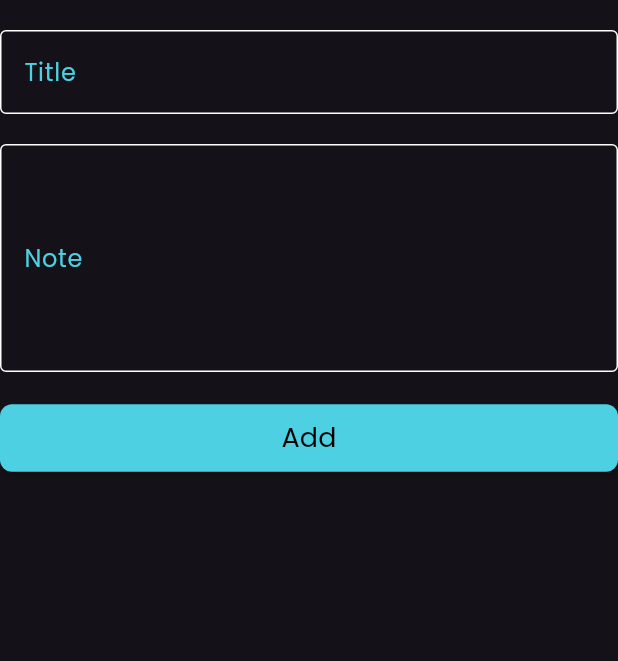
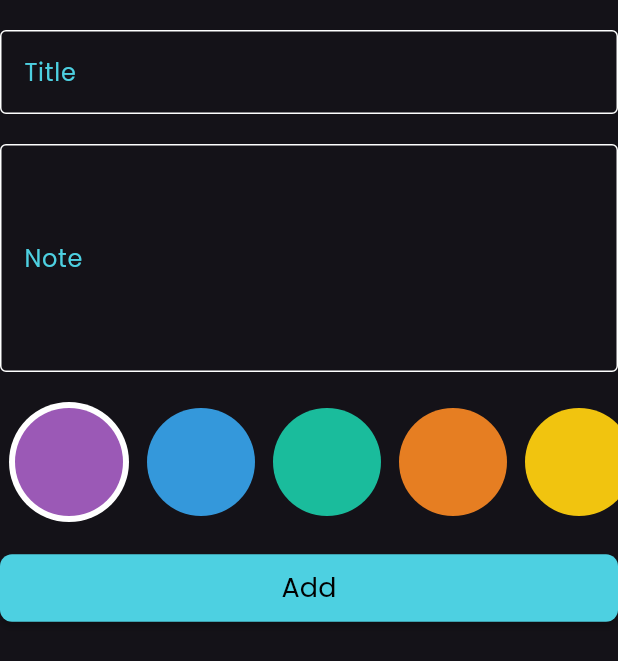
Before and after one commit to 3laaOmran/Notes_App, a Flutter app: the AddNoteForm widget shown alone on an empty page, opened directly, on a phone screen of 412 x 824 dp. Shown: the top 661 px of the screen. Run offline on Flutter 3.47's test engine with Material 3 defaults, Android fonts, the phone set to English and light mode, and no system bars; our stand-ins replace bloc, flutter_bloc, font_awesome_flutter, hive, hive_flutter; accounts and stored records are empty.

Commit message:
change note color

```diff
--- a/lib/logic/add_note_cubit/add_note_cubit.dart
+++ b/lib/logic/add_note_cubit/add_note_cubit.dart
@@ -1,4 +1,5 @@
 import 'package:bloc/bloc.dart';
+import 'package:flutter/material.dart';
 import 'package:hive_flutter/hive_flutter.dart';
 import 'package:meta/meta.dart';
 import 'package:notes_app/constants/constants.dart';
@@ -8,8 +9,9 @@ part 'add_note_state.dart';
 
 class AddNoteCubit extends Cubit<AddNoteState> {
   AddNoteCubit() : super(AddNoteInitial());
-
+Color color = const Color(0xff9b59b6);
   addNote(NoteModel note) async {
+    note.color = color.value;
     emit(AddNoteLoading());
     try {
       var notesBox = Hive.box<NoteModel>(kNotesBox);
--- a/lib/views/widgets/add_note_form.dart
+++ b/lib/views/widgets/add_note_form.dart
@@ -2,6 +2,8 @@ import 'package:flutter/material.dart';
 import 'package:flutter_bloc/flutter_bloc.dart';
 import 'package:intl/intl.dart';
 import 'package:notes_app/models/note_model.dart';
+import 'package:notes_app/views/widgets/colors_list_view.dart';
+import 'package:notes_app/views/widgets/custom_button.dart';
 
 import '../../logic/add_note_cubit/add_note_cubit.dart';
 import 'custom_text_form_field.dart';
@@ -50,6 +52,10 @@ class _AddNoteFormState extends State<AddNoteForm> {
           const SizedBox(
             height: 20.0,
           ),
+          const ColorsListView(),
+          const SizedBox(
+            height: 20.0,
+          ),
           BlocBuilder<AddNoteCubit, AddNoteState>(
             builder: (context, state) {
               return CustomButton(
@@ -82,41 +88,3 @@ class _AddNoteFormState extends State<AddNoteForm> {
     );
   }
 }
-
-class CustomButton extends StatelessWidget {
-  const CustomButton({
-    super.key,
-    required this.onpressed,
-    this.isLoading = false,
-  });
-  final void Function() onpressed;
-  final bool isLoading;
-  @override
-  Widget build(BuildContext context) {
-    return MaterialButton(
-      onPressed: onpressed,
-      minWidth: MediaQuery.of(context).size.width,
-      height: 45.0,
-      color: Colors.cyan[300],
-      shape: RoundedRectangleBorder(
-        borderRadius: BorderRadius.circular(8.0),
-      ),
-      child: isLoading
-          ? const SizedBox(
-              height: 15,
-              width: 15,
-              child: CircularProgressIndicator(
-                color: Colors.black,
-                strokeWidth: 2.0,
-              ),
-            )
-          : const Text(
-              'Add',
-              style: TextStyle(
-                fontSize: 18.0,
-                color: Colors.black,
-              ),
-            ),
-    );
-  }
-}
--- /dev/null
+++ b/lib/views/widgets/colors_list_view.dart
@@ -0,0 +1,65 @@
+import 'package:flutter/material.dart';
+import 'package:flutter_bloc/flutter_bloc.dart';
+import 'package:notes_app/logic/add_note_cubit/add_note_cubit.dart';
+
+class ColorItem extends StatelessWidget {
+  const ColorItem({super.key, required this.chosen, required this.color});
+  final bool chosen;
+  final Color color;
+  @override
+  Widget build(BuildContext context) {
+    return chosen
+        ? CircleAvatar(
+            backgroundColor: Colors.white,
+            radius: 40,
+            child: CircleAvatar(radius: 36, backgroundColor: color))
+        : CircleAvatar(
+            radius: 36,
+            backgroundColor: color,
+          );
+  }
+}
+
+class ColorsListView extends StatefulWidget {
+  const ColorsListView({super.key});
+
+  @override
+  State<ColorsListView> createState() => _ColorsListViewState();
+}
+
+class _ColorsListViewState extends State<ColorsListView> {
+  int currentIndex = 0;
+
+  List<Color> colors = const [
+    Color(0xff9b59b6),
+    Color(0xff3498db),
+    Color(0xff1abc9c),
+    Color(0xffe67e22),
+    Color(0xfff1c40f),
+  ];
+  @override
+  Widget build(BuildContext context) {
+    return SizedBox(
+      height: 80,
+      child: ListView.builder(
+          itemCount: colors.length,
+          scrollDirection: Axis.horizontal,
+          itemBuilder: (context, index) {
+            return Padding(
+              padding: const EdgeInsets.symmetric(horizontal: 6),
+              child: GestureDetector(
+                onTap: () {
+                  currentIndex = index;
+                  BlocProvider.of<AddNoteCubit>(context).color = colors[index];
+                  setState(() {});
+                },
+                child: ColorItem(
+                  color: colors[index],
+                  chosen: currentIndex == index,
+                ),
+              ),
+            );
+          }),
+    );
+  }
+}
--- /dev/null
+++ b/lib/views/widgets/custom_button.dart
@@ -0,0 +1,39 @@
+import 'package:flutter/material.dart';
+
+class CustomButton extends StatelessWidget {
+  const CustomButton({
+    super.key,
+    required this.onpressed,
+    this.isLoading = false,
+  });
+  final void Function() onpressed;
+  final bool isLoading;
+  @override
+  Widget build(BuildContext context) {
+    return MaterialButton(
+      onPressed: onpressed,
+      minWidth: MediaQuery.of(context).size.width,
+      height: 45.0,
+      color: Colors.cyan[300],
+      shape: RoundedRectangleBorder(
+        borderRadius: BorderRadius.circular(8.0),
+      ),
+      child: isLoading
+          ? const SizedBox(
+              height: 15,
+              width: 15,
+              child: CircularProgressIndicator(
+                color: Colors.black,
+                strokeWidth: 2.0,
+              ),
+            )
+          : const Text(
+              'Add',
+              style: TextStyle(
+                fontSize: 18.0,
+                color: Colors.black,
+              ),
+            ),
+    );
+  }
+}
```
